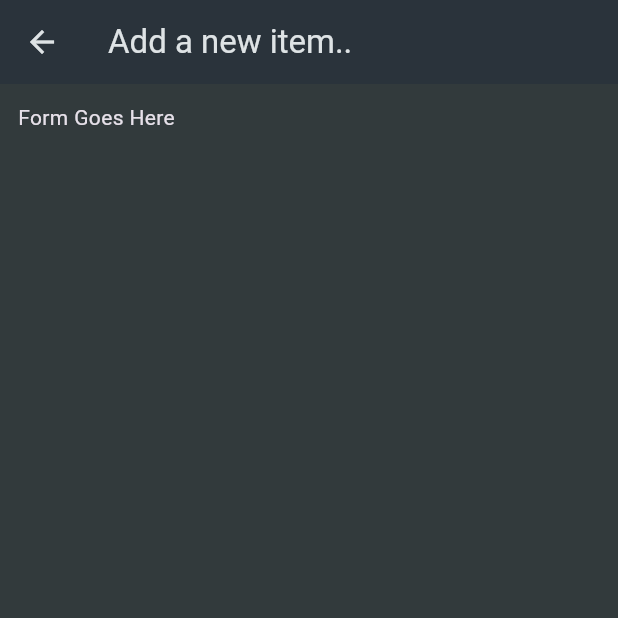
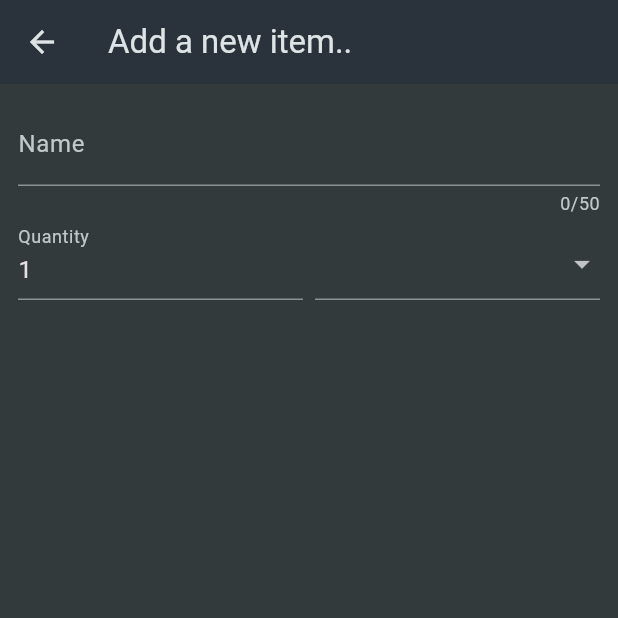
Before and after one commit to Jasonl145/shopping_list, a Flutter app: the NewItem screen opened directly, on a phone screen of 412 x 824 dp, the top half of it. Run offline on Flutter 3.47's test engine with Material 3 defaults, Android fonts, the phone set to English and light mode, and no system bars.

Commit message:
Made basic form fields and alignments

```diff
--- a/lib/widgets/new_item.dart
+++ b/lib/widgets/new_item.dart
@@ -1,23 +1,69 @@
 import 'package:flutter/material.dart';
+import 'package:shopping_list/data/categories.dart';
 
-class NewItem extends StatefulWidget{
+class NewItem extends StatefulWidget {
   const NewItem({super.key});
 
-  State<NewItem> createState(){
+  State<NewItem> createState() {
     return _NewItemState();
   }
 }
 
-class _NewItemState extends State<NewItem>{
-
+class _NewItemState extends State<NewItem> {
   @override
-  Widget build(BuildContext){
+  Widget build(BuildContext) {
     return Scaffold(
-      appBar: AppBar(title: Text("Add a new item.."),),
+      appBar: AppBar(title: Text("Add a new item..")),
       body: Padding(
         padding: EdgeInsets.all(12),
-        child: Text("Form Goes Here"),
-      )
+        child: Form(
+          child: Column(
+            children: [
+              TextFormField(
+                maxLength: 50,
+                decoration: InputDecoration(label: Text("Name")),
+                validator: (value) {
+                  return null;
+                },
+              ),
+              Row(
+                crossAxisAlignment: CrossAxisAlignment.end,
+                children: [
+                  Expanded(
+                    child: TextFormField(
+                      decoration: InputDecoration(label: Text("Quantity")),
+                      initialValue: '1',
+                    ),
+                  ),
+                  const SizedBox(width: 8),
+                  Expanded(
+                    child: DropdownButtonFormField(
+                      items: [
+                        for (final category in categories.entries)
+                          DropdownMenuItem(
+                            value: category.value,
+                            child: Row(
+                              children: [
+                                Container(
+                                  width: 16,
+                                  height: 16,
+                                  color: category.value.color,
+                                ),
+                                const SizedBox(width: 6),
+                                Text(category.value.title),
+                              ],
+                            ),
+                          ),
+                      ],
+                      onChanged: (value) {},
+                    ),
+                  ),
+                ],
+              ),
+            ],
+          ),
+        ),
+      ),
     );
   }
 }
```
